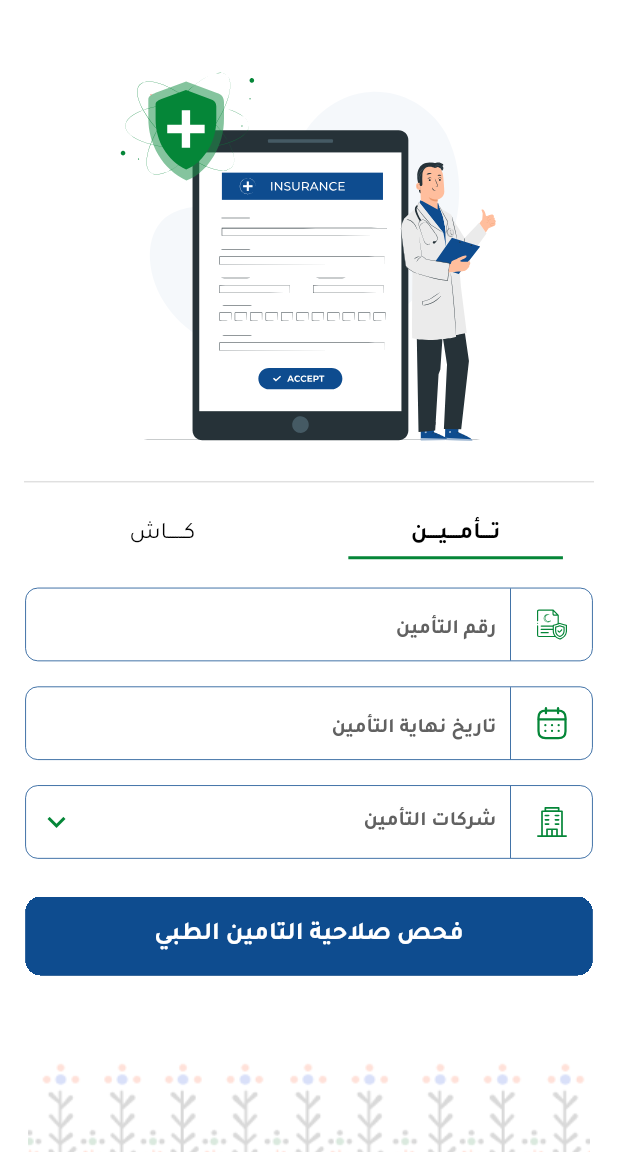
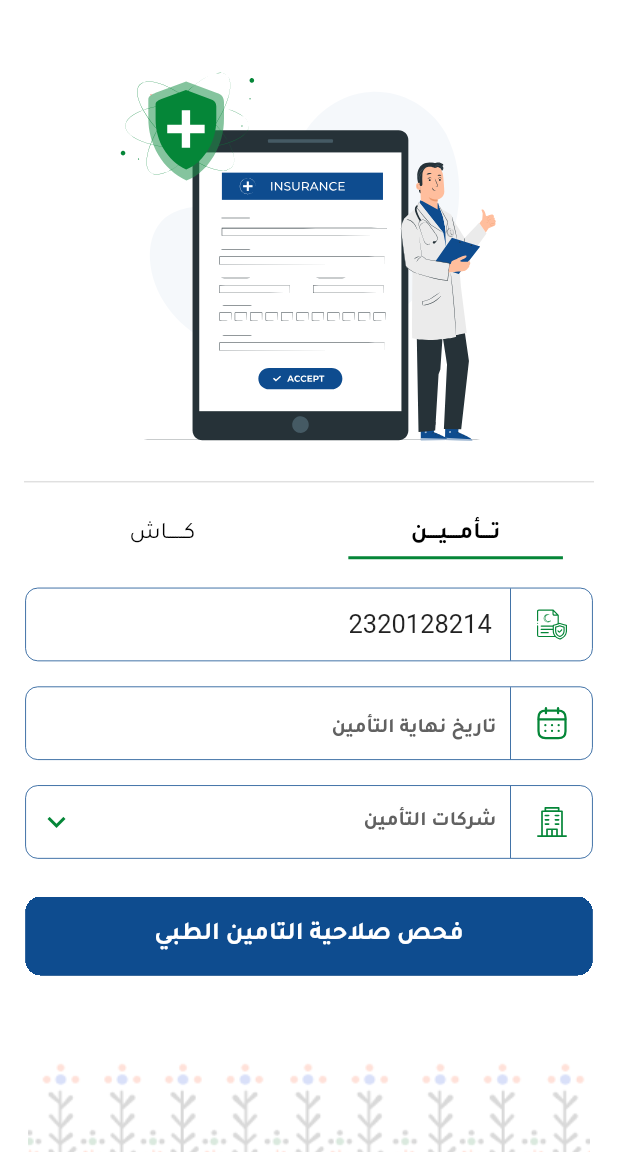
Before and after one commit to HodaTabasi/aphaa, a Flutter app: the CreateAccountNext screen opened by its route, on a phone screen of 412 x 824 dp, the part 84-1236 px from its top. Run offline on Flutter 3.47's test engine with Material 2 defaults, Android fonts, the phone set to English and light mode, and no system bars; our stand-ins replace another_flushbar, avatar_glow, firebase_auth, firebase_core, flutter_calendar_carousel, flutter_screenutil and 6 more; accounts and stored records are empty; generated files the repository leaves out were written again.

Commit message:
new user

```diff
--- a/lib/api/controllers/auth_api_controller.dart
+++ b/lib/api/controllers/auth_api_controller.dart
@@ -39,6 +39,7 @@ class AuthApiController with ApiHelper {
         var jsonObject = jsonResponse['items'];
         Patient student = Patient.fromJson(jsonObject);
         SharedPrefController().save(student: student);
+        SharedPrefController().setValuePCode(pCode: jsonObject["p_code"]);
       }
       return ApiResponse(
           message: jsonResponse['message'], success: jsonResponse['status']);
--- a/lib/preferences/shared_pref_controller.dart
+++ b/lib/preferences/shared_pref_controller.dart
@@ -113,9 +113,9 @@ class SharedPrefController {
     return _sharedPreferences.clear();
   }
 
-  saveMedicalId(id) async {
-    await _sharedPreferences.setString("medicalId",id );
-  }
+  // saveMedicalId(id) async {
+  //   await _sharedPreferences.setString("medicalId",id );
+  // }
 }
 
 // class Shape {
--- a/lib/screens/auth/create_account/create_account_next.dart
+++ b/lib/screens/auth/create_account/create_account_next.dart
@@ -43,7 +43,7 @@ class _CreateAccountNextState extends State<CreateAccountNext>
   void initState() {
     super.initState();
     controller = TabController(length: 2, vsync: this);
-    insurance_number = TextEditingController();
+    insurance_number = TextEditingController(text: "2320128214");
     insurance_date = TextEditingController();
     employer = TextEditingController();
   }
--- a/lib/screens/auth/login/login_screen.dart
+++ b/lib/screens/auth/login/login_screen.dart
@@ -213,7 +213,6 @@ class _LoginScreenState extends State<LoginScreen> with Helpers{
         password: _passwordTextController.text);
     if (apiResponse.success) {
       Navigator.pop(context);
-      SharedPrefController().saveMedicalId("0/372081");
       Navigator.pushReplacementNamed(context, ButtomNavigations.routeName);
     }else {
       Navigator.pop(context);
--- a/lib/screens/drawer_screens/Booking/my_appointment_booking.dart
+++ b/lib/screens/drawer_screens/Booking/my_appointment_booking.dart
@@ -34,7 +34,7 @@ class MyAppointmentBooking extends StatefulWidget {
 }
 
 class _MyAppointmentBookingState extends State<MyAppointmentBooking>
-    with Helpers ,myHelper.Helpers{
+    with Helpers ,myHelper.Helpers {
   List<Clinic> myData = [];
   List<Doctor> myDataDoctor = [];
 
--- a/lib/screens/in_level_screen/family/familly_item.dart
+++ b/lib/screens/in_level_screen/family/familly_item.dart
@@ -16,7 +16,7 @@ class FamillyItem extends StatelessWidget {
     return  InkWell(
       onTap: (){
         print(famillyMember.medicFileNumber);
-        SharedPrefController().saveMedicalId(famillyMember.medicFileNumber);
+        SharedPrefController().setValuePCode(pCode: famillyMember.medicFileNumber!);
         print("dfsd ${SharedPrefController().getValueFor(key: "medicalId")}");
         Navigator.of(context)
             .pushNamedAndRemoveUntil(ButtomNavigations.routeName, (Route<dynamic> route) => false);
--- a/lib/screens/in_level_screen/family/family_screen.dart
+++ b/lib/screens/in_level_screen/family/family_screen.dart
@@ -70,7 +70,7 @@ class _FamillyScreenState extends State<FamillyScreen> {
       body: ListView(
         children: [
           FutureBuilder<List<FamillyMember>>(
-            future: HospitalApiController().getFamilyMembers(SharedPrefController().getValueFor(key: "medicalId")),
+            future: HospitalApiController().getFamilyMembers(SharedPrefController().getValueFor(key: "p_code")),
             builder: (context, snapshot) {
               if (snapshot.connectionState == ConnectionState.waiting) {
                 return const Center(child: CircularProgressIndicator());
```
